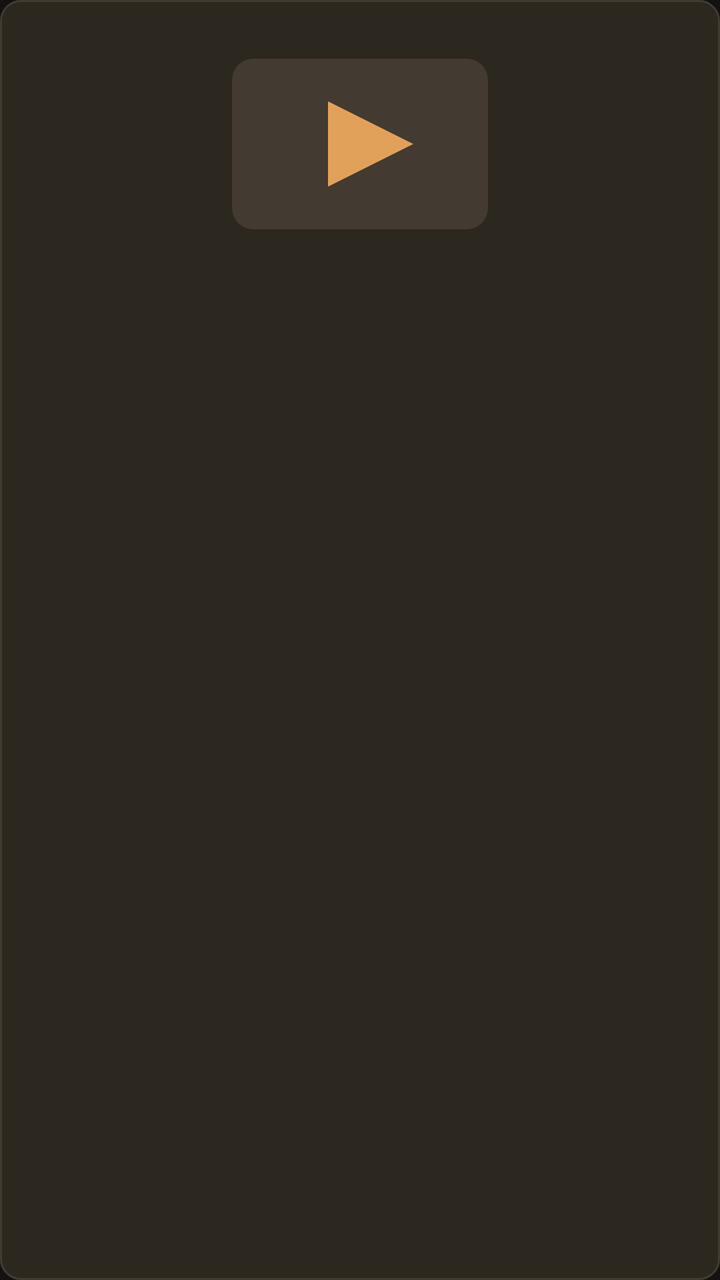
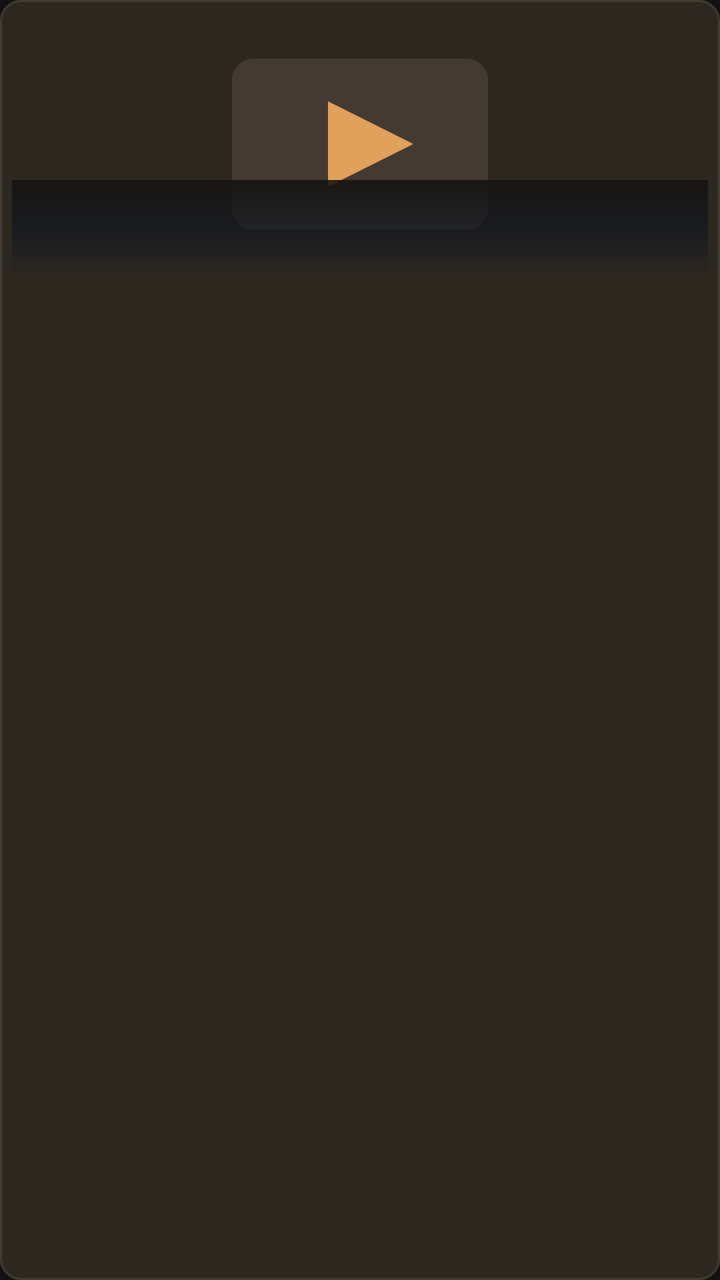

An Android layout rendered at two revisions. The XML below is the earlier revision; the diff shows what the commit changed to produce the second picture.
<!-- AndroidManifest.xml: application theme Theme.OlympusIptv -->
<!-- res/layout/item_poster.xml -->
<?xml version="1.0" encoding="utf-8"?>
<LinearLayout xmlns:android="http://schemas.android.com/apk/res/android"
    android:id="@+id/playTarget"
    android:layout_width="match_parent"
    android:layout_height="wrap_content"
    android:layout_margin="6dp"
    android:background="@drawable/bg_focusable"
    android:clickable="true"
    android:focusable="true"
    android:focusableInTouchMode="true"
    android:orientation="vertical"
    android:padding="6dp">

    <ImageView
        android:id="@+id/logo"
        android:layout_width="match_parent"
        android:layout_height="132dp"
        android:background="@drawable/bg_poster_image"
        android:clipToOutline="true"
        android:contentDescription="@null"
        android:padding="2dp"
        android:scaleType="fitCenter"
        android:src="@drawable/ic_channel_placeholder" />

    <TextView
        android:id="@+id/name"
        android:layout_width="match_parent"
        android:layout_height="wrap_content"
        android:layout_marginTop="6dp"
        android:ellipsize="end"
        android:maxLines="2"
        android:textColor="@color/text_primary"
        android:textSize="13sp"
        android:textStyle="bold" />

    <TextView
        android:id="@+id/group"
        android:layout_width="match_parent"
        android:layout_height="wrap_content"
        android:ellipsize="end"
        android:maxLines="1"
        android:textColor="@color/text_secondary"
        android:textSize="11sp" />
</LinearLayout>
<!-- resources referenced by this layout -->
<resources>
  <color name="text_primary">#F6F1E7</color>
  <color name="text_secondary">#C9BBA8</color>
  <!-- drawable bg_poster_image (drawable) -->
  <?xml version="1.0" encoding="utf-8"?>
  <shape xmlns:android="http://schemas.android.com/apk/res/android">
      <solid android:color="@color/bg_panel" />
      <corners android:radius="8dp" />
  </shape>
  <!-- drawable ic_channel_placeholder (drawable) -->
  <?xml version="1.0" encoding="utf-8"?>
  <vector xmlns:android="http://schemas.android.com/apk/res/android"
      android:width="48dp"
      android:height="48dp"
      android:viewportWidth="48"
      android:viewportHeight="48">
      <path
          android:fillColor="#433B31"
          android:pathData="M4,8h40c2.2,0 4,1.8 4,4v24c0,2.2 -1.8,4 -4,4h-40c-2.2,0 -4,-1.8 -4,-4v-24c0,-2.2 1.8,-4 4,-4z" />
      <path
          android:fillColor="#E2A15A"
          android:pathData="M18,16l16,8 -16,8z" />
  </vector>
  <style name="Theme.OlympusIptv" parent="Theme.AppCompat.NoActionBar">
          <item name="android:windowBackground">@color/bg</item>
          <item name="android:colorBackground">@color/bg</item>
          <item name="android:textColorPrimary">@color/text_primary</item>
          <item name="android:textColorSecondary">@color/text_secondary</item>
          <item name="colorPrimary">@color/accent</item>
          <item name="colorAccent">@color/accent</item>
          <item name="android:statusBarColor">@color/bg</item>
          <item name="android:navigationBarColor">@color/bg</item>
          <item name="android:windowFullscreen">true</item>
      </style>
  <color name="bg_elevated">#221F1A</color>
  <color name="focus">#F0C48A</color>
  <color name="accent_dim">#B07A38</color>
  <color name="accent">#E2A15A</color>
  <color name="bg_panel">#2C271F</color>
  <color name="stroke">#433B31</color>
  <color name="bg">#141210</color>
  <!-- unchanged entries left out for length: 1 -->
</resources>

<!-- the commit's change to res/layout/item_poster.xml (unified diff, before → after) -->
@@ -11,16 +11,65 @@
     android:orientation="vertical"
     android:padding="6dp">
 
-    <ImageView
-        android:id="@+id/logo"
+    <FrameLayout
         android:layout_width="match_parent"
-        android:layout_height="132dp"
-        android:background="@drawable/bg_poster_image"
-        android:clipToOutline="true"
-        android:contentDescription="@null"
-        android:padding="2dp"
-        android:scaleType="fitCenter"
-        android:src="@drawable/ic_channel_placeholder" />
+        android:layout_height="132dp">
+
+        <ImageView
+            android:id="@+id/logo"
+            android:layout_width="match_parent"
+            android:layout_height="match_parent"
+            android:background="@drawable/bg_poster_image"
+            android:clipToOutline="true"
+            android:contentDescription="@null"
+            android:padding="2dp"
+            android:scaleType="fitCenter"
+            android:src="@drawable/ic_channel_placeholder" />
+
+        <TextView
+            android:id="@+id/ratingBadge"
+            android:layout_width="wrap_content"
+            android:layout_height="wrap_content"
+            android:layout_gravity="top|end"
+            android:layout_margin="6dp"
+            android:background="@drawable/bg_panel"
+            android:paddingHorizontal="7dp"
+            android:paddingVertical="3dp"
+            android:textColor="@color/accent"
+            android:textSize="11sp"
+            android:textStyle="bold"
+            android:visibility="gone" />
+
+        <View
+            android:layout_width="match_parent"
+            android:layout_height="48dp"
+            android:layout_gravity="bottom"
+            android:background="@drawable/bg_player_scrim" />
+
+        <TextView
+            android:id="@+id/posterMeta"
+            android:layout_width="match_parent"
+            android:layout_height="wrap_content"
+            android:layout_gravity="bottom"
+            android:ellipsize="end"
+            android:maxLines="1"
+            android:paddingHorizontal="8dp"
+            android:paddingBottom="8dp"
+            android:textColor="@color/text_primary"
+            android:textSize="11sp"
+            android:visibility="gone" />
+
+        <ProgressBar
+            android:id="@+id/watchProgress"
+            style="?android:attr/progressBarStyleHorizontal"
+            android:layout_width="match_parent"
+            android:layout_height="3dp"
+            android:layout_gravity="bottom"
+            android:max="1000"
+            android:progress="0"
+            android:progressDrawable="@drawable/bg_episode_progress"
+            android:visibility="gone" />
+    </FrameLayout>
 
     <TextView
         android:id="@+id/name"
<!-- resource entries referenced after the edit -->
@@ -2,6 +2,41 @@
 <resources>
   <color name="text_primary">#F6F1E7</color>
   <color name="text_secondary">#C9BBA8</color>
+  <!-- drawable bg_episode_progress (drawable) -->
+  <?xml version="1.0" encoding="utf-8"?>
+  <layer-list xmlns:android="http://schemas.android.com/apk/res/android">
+      <item android:id="@android:id/background">
+          <shape>
+              <solid android:color="#66000000" />
+          </shape>
+      </item>
+      <item android:id="@android:id/progress">
+          <clip>
+              <shape>
+                  <solid android:color="@color/accent" />
+              </shape>
+          </clip>
+      </item>
+  </layer-list>
+  <!-- drawable bg_panel (drawable) -->
+  <?xml version="1.0" encoding="utf-8"?>
+  <shape xmlns:android="http://schemas.android.com/apk/res/android">
+      <solid android:color="@color/bg_panel" />
+      <corners android:radius="10dp" />
+      <stroke
+          android:width="1dp"
+          android:color="@color/stroke" />
+  </shape>
+  <!-- drawable bg_player_scrim (drawable) -->
+  <?xml version="1.0" encoding="utf-8"?>
+  <shape xmlns:android="http://schemas.android.com/apk/res/android">
+      <gradient
+          android:angle="270"
+          android:startColor="#E0141210"
+          android:centerColor="#990B1220"
+          android:endColor="#00000000"
+          android:type="linear" />
+  </shape>
   <!-- drawable bg_poster_image (drawable) -->
   <?xml version="1.0" encoding="utf-8"?>
   <shape xmlns:android="http://schemas.android.com/apk/res/android">
